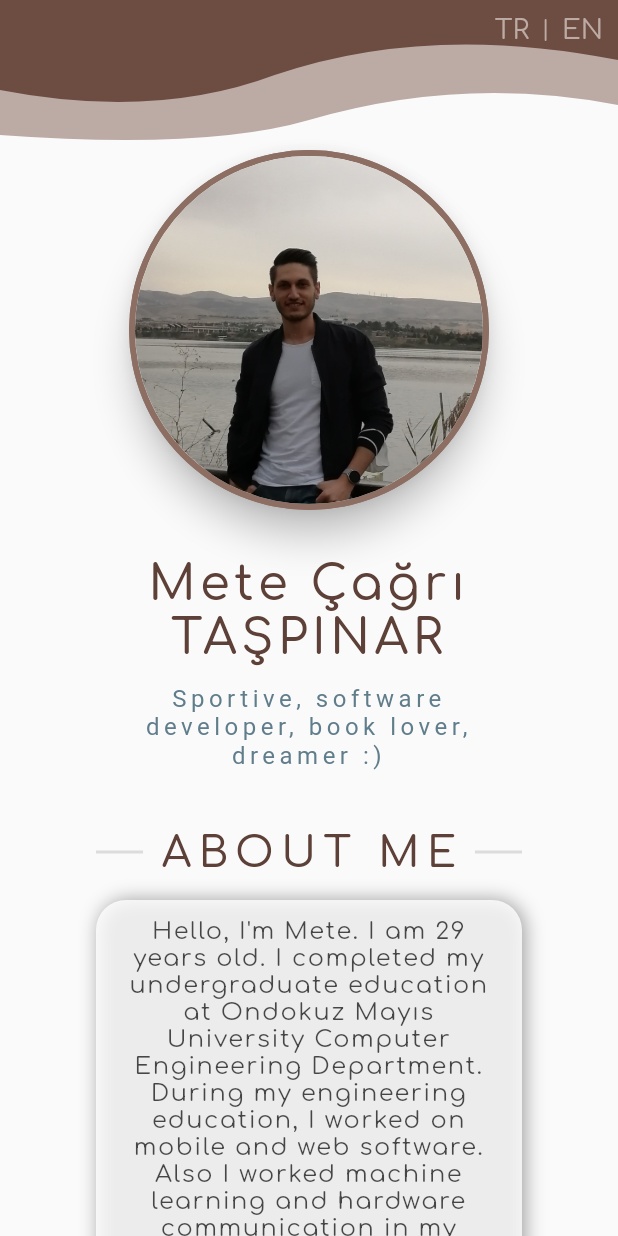
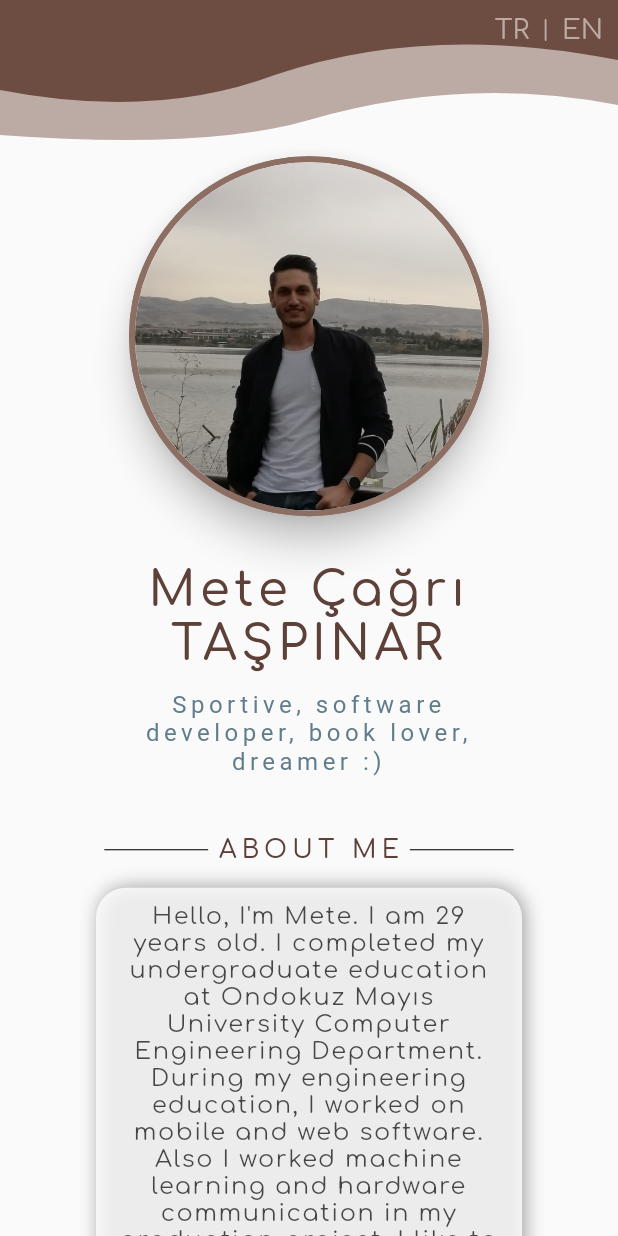
Before and after one commit to mctaspinar/personalWebsite, a Flutter app: the screen it shows after launch, after a tap on "EN", on a phone screen of 412 x 824 dp. Run offline on Flutter 3.47's test engine with Material 2 defaults, Android fonts, the phone set to English and light mode, and no system bars; drawn by our look-alikes of circular_profile_avatar; our stand-ins replace flutter_custom_clippers, google_fonts.

Commit message:
github added & design changed

```diff
--- a/lib/customs/bottom_banner.dart
+++ b/lib/customs/bottom_banner.dart
@@ -54,11 +54,13 @@ class _BottomBannerState extends State<BottomBanner> {
               ),
               child: Padding(
                 padding: const EdgeInsets.all(10),
+                child: FittedBox(
                   child: Text(
                     widget.control ? Strings.cvGoster : Strings.viewResume,
-                  style:
-                      GoogleFonts.comfortaa(fontSize: 18, color: Colors.white),
+                    style: GoogleFonts.comfortaa(
+                        fontSize: 18, color: Colors.white),
                     textAlign: TextAlign.center,
+                  ),
                 ),
               ),
             ),
@@ -66,7 +68,8 @@ class _BottomBannerState extends State<BottomBanner> {
           SizedBox(
             height: 48,
           ),
-          Text(
+          FittedBox(
+            child: Text(
               widget.control ? Strings.sosyal : Strings.social,
               style: GoogleFonts.comfortaa(
                   color: Colors.blueGrey,
@@ -75,10 +78,12 @@ class _BottomBannerState extends State<BottomBanner> {
                   fontWeight: FontWeight.w200),
               textAlign: TextAlign.center,
             ),
+          ),
           SizedBox(
-            height: 8,
+            height: 15,
           ),
-          Row(
+          FittedBox(
+            child: Row(
               mainAxisAlignment: MainAxisAlignment.center,
               children: [
                 InkWell(
@@ -130,7 +135,21 @@ class _BottomBannerState extends State<BottomBanner> {
                     color: Colors.lightBlue.shade900,
                   ),
                 ),
+                SizedBox(
+                  width: 12,
+                ),
+                InkWell(
+                  hoverColor: Colors.transparent,
+                  onTap: () => _launchURL(Strings.ghub),
+                  child: Image.asset(
+                    "asset/images/ghub.png",
+                    height: 44,
+                    width: 44,
+                    color: Colors.black87,
+                  ),
+                ),
               ],
+            ),
           ),
         ],
       ),
--- a/lib/customs/large_screen.dart
+++ b/lib/customs/large_screen.dart
@@ -143,6 +143,19 @@ class _LargeScreenState extends State<LargeScreen> {
                       color: Colors.lightBlue.shade900,
                     ),
                   ),
+                  SizedBox(
+                    width: 12,
+                  ),
+                  InkWell(
+                    hoverColor: Colors.transparent,
+                    onTap: () => _launchURL(Strings.ghub),
+                    child: Image.asset(
+                      "asset/images/ghub.png",
+                      height: 44,
+                      width: 44,
+                      color: Colors.black87,
+                    ),
+                  ),
                 ],
               ),
             ],
--- a/lib/customs/responsive_screen.dart
+++ b/lib/customs/responsive_screen.dart
@@ -114,6 +114,7 @@ class _ResponsiveScreenState extends State<ResponsiveScreen> {
                               Positioned.fill(
                                 child: Align(
                                   alignment: Alignment.center,
+                                  child: FittedBox(
                                     child: Text(
                                         "Copyrights 2021 © Mete Çağrı TAŞPINAR",
                                         style: GoogleFonts.comfortaa(
@@ -121,6 +122,7 @@ class _ResponsiveScreenState extends State<ResponsiveScreen> {
                                             color: Colors.brown[200],
                                             fontSize: 10),
                                         textAlign: TextAlign.center),
+                                  ),
                                 ),
                               )
                             ],
--- a/lib/customs/small_screen.dart
+++ b/lib/customs/small_screen.dart
@@ -13,7 +13,8 @@ class SmallScreen extends StatelessWidget {
   Widget build(BuildContext context) {
     return Column(
       children: [
-        Container(
+        FittedBox(
+          child: Container(
             child: CircularProfileAvatar(
               null,
               child: Image.asset(
@@ -26,6 +27,7 @@ class SmallScreen extends StatelessWidget {
               radius: 120,
             ),
             height: 240,
+          ),
         ),
         SizedBox(
           height: 32,
@@ -56,38 +58,43 @@ class SmallScreen extends StatelessWidget {
               SizedBox(
                 height: 40,
               ),
-              Row(
+              FittedBox(
+                child: Row(
                   mainAxisAlignment: MainAxisAlignment.spaceBetween,
                   children: [
-                  Expanded(
-                      child: Divider(
+                    Padding(
+                      padding: const EdgeInsets.all(8.0),
+                      child: Container(
                         height: 1,
-                    thickness: 2,
-                  )),
-                  Padding(
-                    padding: const EdgeInsets.symmetric(horizontal: 10),
-                    child: Text(
+                        width: 100,
+                        color: Colors.black,
+                      ),
+                    ),
+                    Text(
                       control ? Strings.hakkimda : Strings.aboutMe,
                       style: GoogleFonts.comfortaa(
-                          fontSize: 28,
+                          fontSize: 24,
                           letterSpacing: 5,
                           fontWeight: FontWeight.w500,
                           color: Colors.brown[700]),
                       textAlign: TextAlign.center,
                     ),
+                    Padding(
+                      padding: const EdgeInsets.all(8.0),
+                      child: Container(
+                        height: 1,
+                        width: 100,
+                        color: Colors.black,
                       ),
-                  Expanded(
-                      child: Divider(
-                    height: 1,
-                    thickness: 2,
-                  )),
+                    ),
                   ],
+                ),
               ),
               SizedBox(
                 height: 16,
               ),
               Container(
-                padding: EdgeInsets.all(12),
+                padding: EdgeInsets.all(10),
                 decoration: BoxDecoration(
                   color: Colors.white.withOpacity(.8),
                   boxShadow: [
@@ -103,7 +110,8 @@ class SmallScreen extends StatelessWidget {
                 child: Text(control ? Strings.descTR : Strings.descEN,
                     style: GoogleFonts.comfortaa(
                         letterSpacing: 1,
-                        fontSize: 16,
+                        fontSize:
+                            (MediaQuery.of(context).size.width < 360) ? 14 : 16,
                         fontWeight: FontWeight.w400,
                         color: Colors.black.withOpacity(.7)),
                     textAlign: TextAlign.center),
--- a/lib/utils/strings.dart
+++ b/lib/utils/strings.dart
@@ -23,6 +23,7 @@ class Strings {
   static const ig = "https://www.instagram.com/meteecagri/";
   static const tw = "https://twitter.com/meteecagri";
   static const lin = "https://www.linkedin.com/in/mctaspinar/";
+  static const ghub = "https://github.com/mctaspinar";
   static const cvGoster = "Özgeçmişimi Görüntüle";
   static const viewResume = "View My Resume";
 }
--- a/pubspec.yaml
+++ b/pubspec.yaml
@@ -51,11 +51,7 @@ flutter:
 
   # To add assets to your application, add an assets section, like this:
   assets:
-     - asset/images/fb.png
-     - asset/images/ig.png
-     - asset/images/lin.png
-     - asset/images/twitter.png
-     - asset/images/pp2.jpg
+     - asset/images/
 
   # An image asset can refer to one or more resolution-specific "variants", see
   # https://flutter.dev/assets-and-images/#resolution-aware.
```
Also changed, not shown: asset/images/ghub.png (added). Lines whose indentation alone changed are shown as unchanged.
